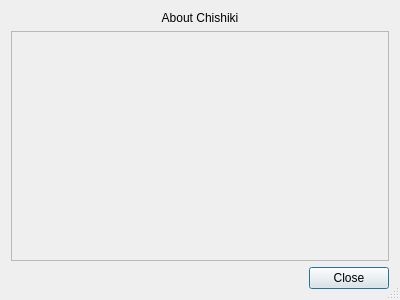
Above: ui/about.ui from Nevermille/Chishiki before the change. Below: the same form after it.
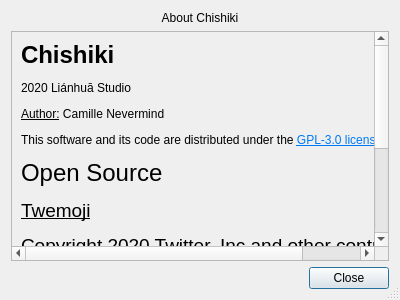
That is the form after the change.

Patch:
```diff
--- a/ui/about.ui
+++ b/ui/about.ui
@@ -40,10 +40,22 @@
        <rect>
         <x>0</x>
         <y>0</y>
-        <width>380</width>
-        <height>226</height>
+        <width>499</width>
+        <height>367</height>
        </rect>
       </property>
+      <property name="styleSheet">
+       <string notr="true"/>
+      </property>
+      <layout class="QVBoxLayout" name="verticalLayout_3">
+       <item>
+        <widget class="QLabel" name="label_2">
+         <property name="text">
+          <string>&lt;html&gt;&lt;head/&gt;&lt;body&gt;&lt;p&gt;&lt;span style=&quot; font-size:18pt; font-weight:600;&quot;&gt;Chishiki&lt;/span&gt;&lt;/p&gt;&lt;p&gt;2020 Liánhuā Studio&lt;/p&gt;&lt;p&gt;&lt;span style=&quot; text-decoration: underline;&quot;&gt;Author:&lt;/span&gt; Camille Nevermind&lt;/p&gt;&lt;p&gt;This software and its code are distributed under the &lt;a href=&quot;https://www.gnu.org/licenses/lgpl-3.0.txt&quot;&gt;&lt;span style=&quot; text-decoration: underline; color:#007af4;&quot;&gt;GPL-3.0 license&lt;/span&gt;&lt;/a&gt;&lt;/p&gt;&lt;p&gt;&lt;span style=&quot; font-size:18pt;&quot;&gt;Open Source&lt;/span&gt;&lt;/p&gt;&lt;p&gt;&lt;span style=&quot; font-size:14pt; text-decoration: underline;&quot;&gt;Twemoji&lt;/span&gt;&lt;/p&gt;&lt;p&gt;&lt;span style=&quot; font-size:14pt;&quot;&gt;Copyright 2020 Twitter, Inc and other contributors&lt;br/&gt;Code licensed under the &lt;/span&gt;&lt;a href=&quot;http://opensource.org/licenses/MIT&quot;&gt;&lt;span style=&quot; text-decoration: underline; color:#007af4;&quot;&gt;MIT license&lt;br/&gt;&lt;/span&gt;&lt;/a&gt;Graphics licensed under &lt;a href=&quot;https://creativecommons.org/licenses/by/4.0/&quot;&gt;&lt;span style=&quot; text-decoration: underline; color:#007af4;&quot;&gt;CC-BY 4.0&lt;/span&gt;&lt;/a&gt;&lt;/p&gt;&lt;p&gt;&lt;span style=&quot; font-size:14pt; text-decoration: underline;&quot;&gt;Kanji Stroke Order Font&lt;/span&gt;&lt;/p&gt;&lt;p&gt;Copyright (C) 2004-2020 Ulrich Apel, the AAAA project and the Wadoku project&lt;br/&gt;All rights reserved.&lt;br/&gt;Font distributed under the &lt;a href=&quot;https://opensource.org/licenses/BSD-3-Clause&quot;&gt;&lt;span style=&quot; text-decoration: underline; color:#007af4;&quot;&gt;BSD 3 Clause license&lt;/span&gt;&lt;/a&gt;&lt;/p&gt;&lt;p&gt;頑張れ！&lt;/p&gt;&lt;/body&gt;&lt;/html&gt;</string>
+         </property>
+        </widget>
+       </item>
+      </layout>
      </widget>
     </widget>
    </item>
```
